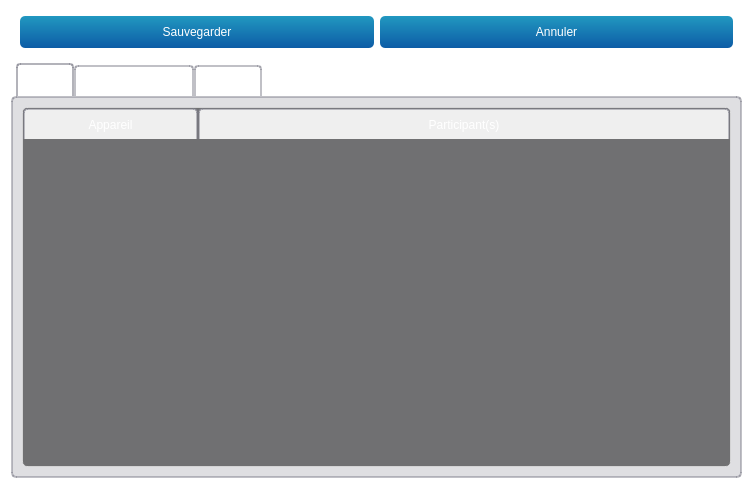
Old version of the form teraplus/client/src/editors/ProjectWidget.ui in the repository introlab/opentera.
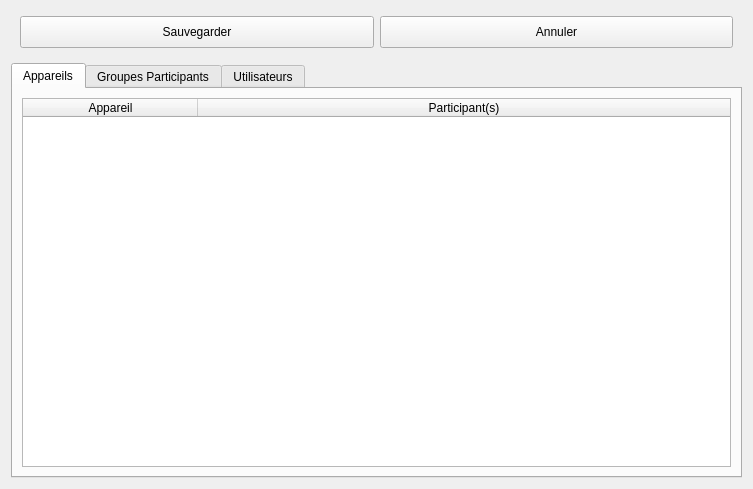
New version of the form. Icons and pictures are not drawn. Custom widgets are drawn as their Qt base class.

```diff
--- a/teraplus/client/src/editors/ProjectWidget.ui
+++ b/teraplus/client/src/editors/ProjectWidget.ui
@@ -14,7 +14,8 @@
    <string>Form</string>
   </property>
   <property name="styleSheet">
-   <string notr="true">QPushButton#btnConnect{background-color:rgb(80,180,80)}
+   <string notr="true">/*
+QPushButton#btnConnect{background-color:rgb(80,180,80)}
 QWidget{background-color: rgba(0,0,0,0);color:white;border-radius:5px}
 QWidget#mainWidget{background-color:rgba(128,128,128,25%);}
 QWidget#frmProfile,QWidget#pageProfile{background-color:rgba(108,8,156,25%);}
@@ -67,23 +68,18 @@
 QWidget#lineBoth{background-color:rgb(255,0,255);}
 
 
-QTabWidget::pane { /* The tab widget frame */
-	/*background-color:  rgba(0,128,200,30%);*/
-	/* background: qlineargradient(x1: 0, y1: 0, x2: 0, y2: 1,
-                                 stop: 0  rgba(0,128,200,50%), 
-								stop: 0.5  rgba(0,128,200,25%)
-								stop: 1.0  rgba(0,128,200,25%));*/
+QTabWidget::pane { 
+
 	background-color: rgba(128,128,140,25%);
 	border-radius: 5px;
     border: 2px solid rgba(128,128,140,50%);
  }
 
  QTabWidget::tab-bar {
-     left: 5px; /* move to the right by 5px */
+     left: 5px; 
  }
 
-/* Style the tab using the tab sub-control. Note that
-     it reads QTabBar _not_ QTabWidget */
+
  QTabBar::tab,QTableWidget::tab,QHeaderView::section {
      background: qlineargradient(x1: 0, y1: 0, x2: 0, y2: 1,
                                  stop: 0  rgba(128,128,140,50%),  stop: 1.0  rgba(128,128,140,25%));
@@ -96,20 +92,19 @@
  }
 
  QTabBar::tab:selected, QTabBar::tab:hover {
-/*     background-color: rgba(0,128,200,70%);*/
+
 background: qlineargradient(x1: 0, y1: 0, x2: 0, y2: 1,
                                  stop: 0  rgba(128,128,140,70%),  stop: 1.0  rgba(128,128,140,50%));
  }
 
  QTabBar::tab:selected {
      border-color:rgba(128,128,140,60%);
-     border-bottom-color:rgba(128,128,140,60%); /* same as pane color */
- }
+     border-bottom-color:rgba(128,128,140,60%); 
 
  QTabBar::tab:!selected {
-     margin-top: 2px; /* make non-selected tabs look smaller */
+     margin-top: 2px; 
  }
-
+*/
 
 </string>
   </property>
```
